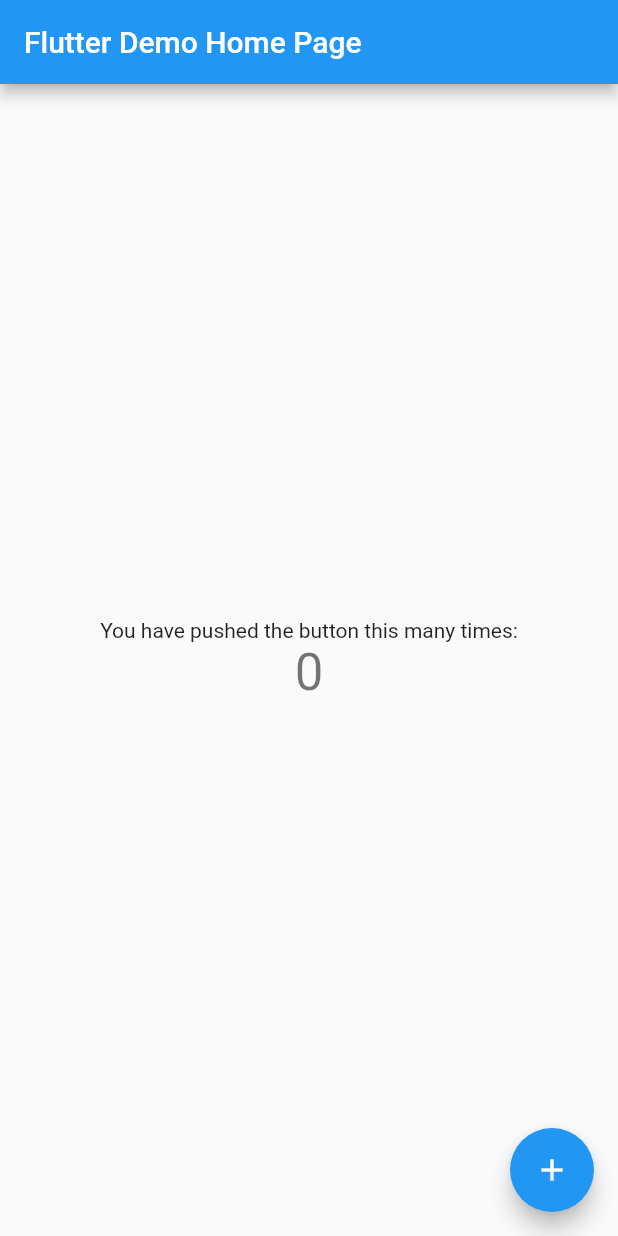
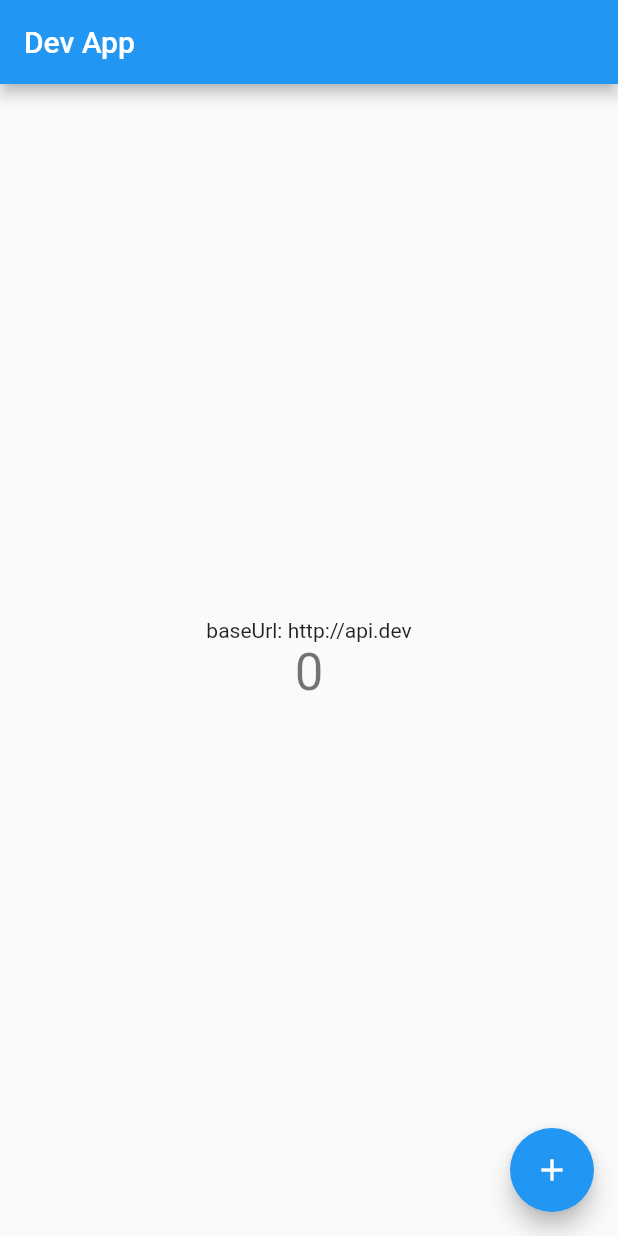
Before and after one commit to Gabriel-S-Souza/flavors_template, a Flutter app: the screen it shows after launch, on a phone screen of 412 x 824 dp. Run offline on Flutter 3.47's test engine with Material 2 defaults, Android fonts, the phone set to English and light mode, and no system bars.

Commit message:
Made the approach with fromEnvironment command

```diff
--- a/lib/main.dart
+++ b/lib/main.dart
@@ -1,67 +1,6 @@
+import 'package:flavors_template/my_app.dart';
 import 'package:flutter/material.dart';
 
 void main() {
   runApp(const MyApp());
 }
-
-class MyApp extends StatelessWidget {
-  const MyApp({super.key});
-
-  @override
-  Widget build(BuildContext context) {
-    return MaterialApp(
-      title: 'Flutter Demo',
-      theme: ThemeData(
-        primarySwatch: Colors.blue,
-      ),
-      home: const MyHomePage(title: 'Flutter Demo Home Page'),
-    );
-  }
-}
-
-class MyHomePage extends StatefulWidget {
-  const MyHomePage({super.key, required this.title});
-
-  final String title;
-
-  @override
-  State<MyHomePage> createState() => _MyHomePageState();
-}
-
-class _MyHomePageState extends State<MyHomePage> {
-  int _counter = 0;
-
-  void _incrementCounter() {
-    setState(() {
-      _counter++;
-    });
-  }
-
-  @override
-  Widget build(BuildContext context) {
-    return Scaffold(
-      appBar: AppBar(
-        title: Text(widget.title),
-      ),
-      body: Center(
-        child: Column(
-          mainAxisAlignment: MainAxisAlignment.center,
-          children: <Widget>[
-            const Text(
-              'You have pushed the button this many times:',
-            ),
-            Text(
-              '$_counter',
-              style: Theme.of(context).textTheme.headline4,
-            ),
-          ],
-        ),
-      ),
-      floatingActionButton: FloatingActionButton(
-        onPressed: _incrementCounter,
-        tooltip: 'Increment',
-        child: const Icon(Icons.add),
-      ),
-    );
-  }
-}
--- /dev/null
+++ b/lib/my_app.dart
@@ -0,0 +1,68 @@
+import 'package:flavors_template/utils/constants.dart';
+import 'package:flutter/material.dart';
+
+class MyApp extends StatelessWidget {
+  const MyApp({super.key});
+
+  @override
+  Widget build(BuildContext context) {
+    return MaterialApp(
+      title: 'Flutter Demo',
+      theme: ThemeData(
+        primarySwatch: Colors.blue,
+      ),
+      home: MyHomePage(
+        name: envName,
+        baseUrl: baseUrl,
+      ),
+    );
+  }
+}
+
+class MyHomePage extends StatefulWidget {
+  const MyHomePage({super.key, required this.name, required this.baseUrl});
+
+  final String name;
+  final String baseUrl;
+
+  @override
+  State<MyHomePage> createState() => _MyHomePageState();
+}
+
+class _MyHomePageState extends State<MyHomePage> {
+  int _counter = 0;
+
+  void _incrementCounter() {
+    setState(() {
+      _counter++;
+    });
+  }
+
+  @override
+  Widget build(BuildContext context) {
+    return Scaffold(
+      appBar: AppBar(
+        title: Text(widget.name),
+      ),
+      body: Center(
+        child: Column(
+          mainAxisAlignment: MainAxisAlignment.center,
+          children: <Widget>[
+            Text(
+              'baseUrl: ${widget.baseUrl}',
+            ),
+            Text(
+              '$_counter',
+              style: Theme.of(context).textTheme.headline4,
+            ),
+          ],
+        ),
+      ),
+      floatingActionButton: FloatingActionButton(
+        onPressed: _incrementCounter,
+        tooltip: 'Increment',
+        child: const Icon(Icons.add),
+      ),
+    );
+  }
+}
--- /dev/null
+++ b/lib/utils/constants.dart
@@ -0,0 +1,18 @@
+const flavor = String.fromEnvironment('flavor', defaultValue: 'dev');
+String get baseUrl => env[flavor]!['base_url']!;
+String get envName => env[flavor]!['name']!;
+
+const env = {
+  'dev': {
+    'name': 'Dev App',
+    'base_url': 'http://api.dev',
+  },
+  'hom': {
+    'name': 'Homolog App',
+    'base_url': 'http://api.hom',
+  },
+  'prod': {
+    'name': 'Prod App',
+    'base_url': 'http://api.prod',
+  }
+};
```
Also changed, not shown: 1 other file.
